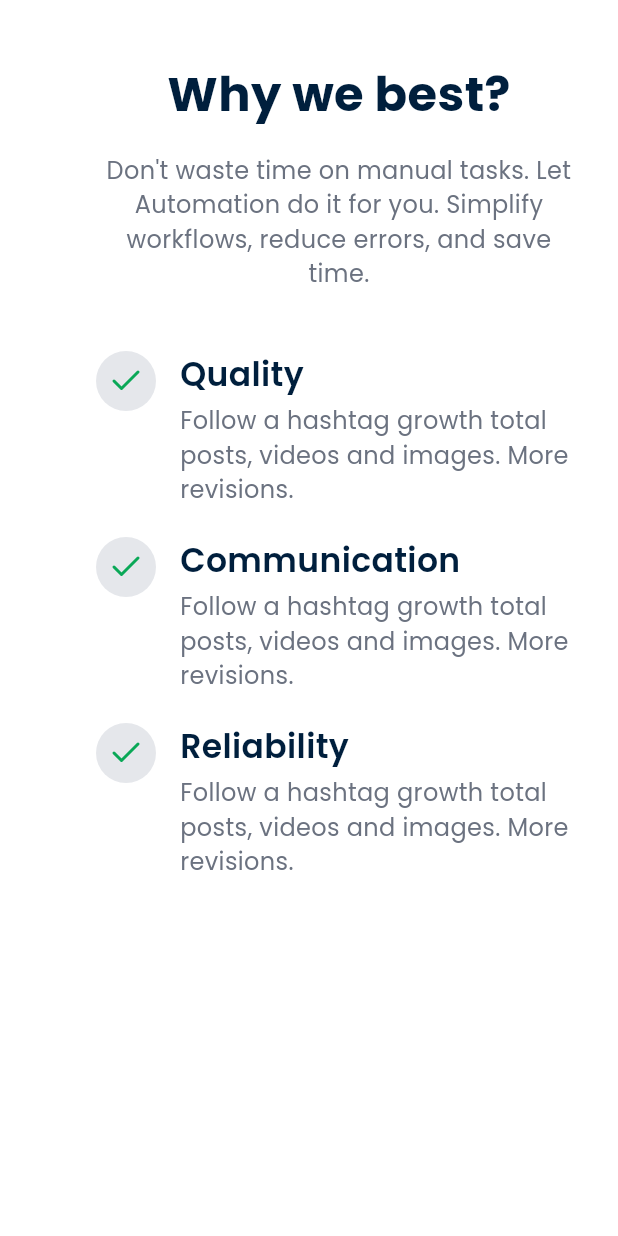
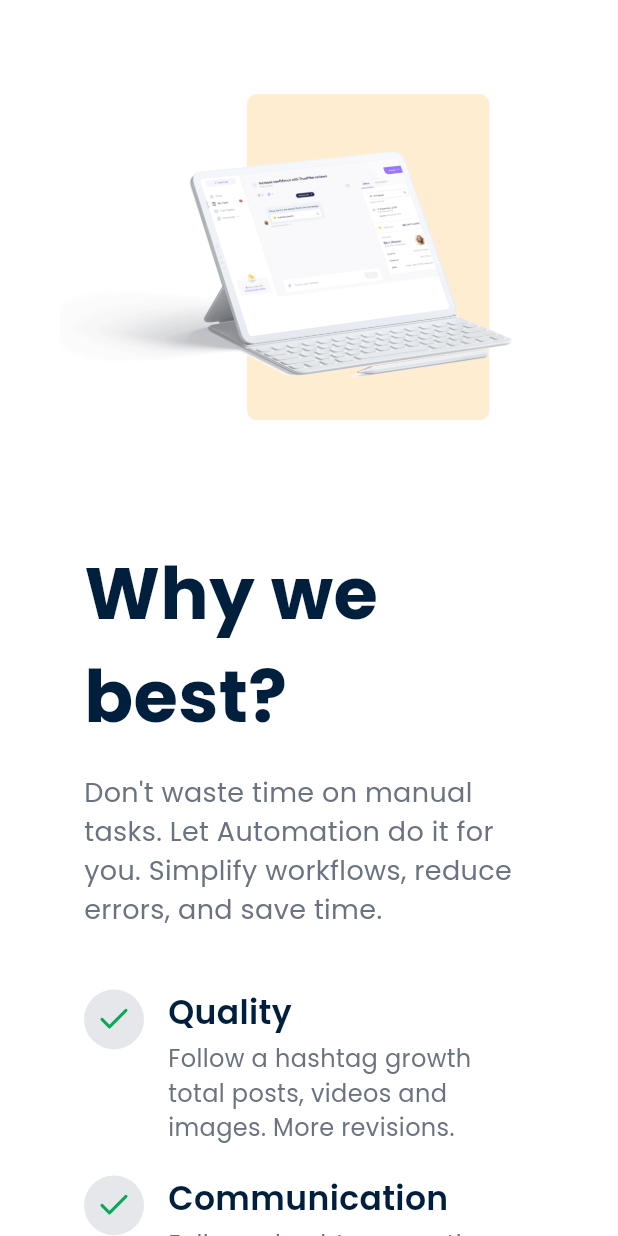
Before and after one commit to embeddedshiv/erpSoftware, a Flutter app: the WhyScreen widget shown alone on an empty page, opened directly, on a phone screen of 412 x 824 dp. Run offline on Flutter 3.47's test engine with Material 3 defaults, Android fonts, the phone set to English and light mode, and no system bars; our stand-ins replace flutter_svg, google_fonts.

Commit message:
user-registration
why and companies screen fix

```diff
--- a/front-end/app/lib/screens/home/companies/companies_screen.dart
+++ b/front-end/app/lib/screens/home/companies/companies_screen.dart
@@ -1,5 +1,6 @@
 import 'package:flutter/material.dart';
 import 'package:flutter_svg/flutter_svg.dart';
+import '../../utils/adaptive_layout.dart'; // make sure your adaptive_layout.dart is in utils
 
 class CompaniesScreen extends StatefulWidget {
   const CompaniesScreen({super.key});
@@ -14,15 +15,11 @@ class _CompaniesScreenState extends State<CompaniesScreen>
   late final AnimationController _animationController;
 
   final List<Map<String, String>> data = const [
-    {'imgSrc': 'assets/images/carousel/google.svg'},
+    {'imgSrc': 'assets/images/carousel/google.png'},
     {'imgSrc': 'assets/images/carousel/garnier.png'},
     {'imgSrc': 'assets/images/carousel/slack.png'},
     {'imgSrc': 'assets/images/carousel/udemy.png'},
-    {'imgSrc': 'assets/images/carousel/google.svg'},
-    {'imgSrc': 'assets/images/carousel/garnier.png'},
-    {'imgSrc': 'assets/images/carousel/slack.png'},
-    {'imgSrc': 'assets/images/carousel/udemy.png'},
-    {'imgSrc': 'assets/images/carousel/google.svg'},
+    {'imgSrc': 'assets/images/carousel/google.png'},
     {'imgSrc': 'assets/images/carousel/garnier.png'},
     {'imgSrc': 'assets/images/carousel/slack.png'},
     {'imgSrc': 'assets/images/carousel/udemy.png'},
@@ -32,12 +29,9 @@ class _CompaniesScreenState extends State<CompaniesScreen>
   void initState() {
     super.initState();
 
-    // Animation controller for continuous smooth scroll
     _animationController =
-        AnimationController(
-          vsync: this,
-          duration: const Duration(seconds: 25), // total scroll cycle time
-        )..addListener(() {
+        AnimationController(vsync: this, duration: const Duration(seconds: 20))
+          ..addListener(() {
             if (_scrollController.hasClients) {
               _scrollController.jumpTo(
                 _animationController.value *
@@ -46,7 +40,6 @@ class _CompaniesScreenState extends State<CompaniesScreen>
             }
           });
 
-    // repeat forever for infinite scroll
     _animationController.repeat();
   }
 
@@ -59,41 +52,84 @@ class _CompaniesScreenState extends State<CompaniesScreen>
 
   @override
   Widget build(BuildContext context) {
+    return LayoutBuilder(
+      builder: (context, constraints) {
+        final screenWidth = constraints.maxWidth;
+
+        // -----------------------------
+        // Adaptive layout for logos
+        // -----------------------------
+        final logoLayout = calculateAdaptiveLayout(
+          screenWidth,
+          120, // max logo width
+          data.length, // default 4 logos per row
+          40, // spacing between logos
+          0.8, // shrink limit
+          120, // max logo height
+        );
+
+        debugPrint(
+          "📏 [LOGO LAYOUT] screenWidth=$screenWidth | itemWidth=${logoLayout.itemWidth}, itemHeight=${logoLayout.itemHeight}, spacing=${logoLayout.spacing}, crossAxisCount=${logoLayout.crossAxisCount}",
+        );
+
         return Container(
           color: Colors.white,
           width: double.infinity,
-      height: 160, // 👈 height just enough for logos
-      padding: const EdgeInsets.symmetric(vertical: 24, horizontal: 16),
-      child: ListView.builder(
+          padding: EdgeInsets.symmetric(
+            vertical: 24,
+            horizontal: logoLayout.spacing,
+          ),
+          child: SingleChildScrollView(
+            scrollDirection: Axis.horizontal,
             controller: _scrollController,
-        scrollDirection: Axis.horizontal,
             physics: const NeverScrollableScrollPhysics(),
-        itemCount: data.length * 2, // 👈 duplicate list for looping illusion
-        itemBuilder: (context, index) {
-          final item = data[index % data.length];
+            child: Row(
+              children: data.map((item) {
                 final isSvg = item['imgSrc']!.endsWith('.svg');
+
                 return Padding(
-            padding: const EdgeInsets.symmetric(horizontal: 40), // equal space
+                  padding: EdgeInsets.symmetric(horizontal: logoLayout.spacing),
                   child: SizedBox(
-              width: 100,
-              height: 100,
-              child: isSvg
-                  ? SvgPicture.asset(
+                    width: logoLayout.itemWidth,
+                    height: logoLayout.itemHeight,
+                    child: Builder(
+                      builder: (_) {
+                        try {
+                          if (isSvg) {
+                            return SvgPicture.asset(
                               item['imgSrc']!,
-                      width: 100,
-                      height: 100,
+                              width: logoLayout.itemWidth,
+                              height: logoLayout.itemHeight,
                               fit: BoxFit.contain,
-                    )
-                  : Image.asset(
+                            );
+                          } else {
+                            return Image.asset(
                               item['imgSrc']!,
-                      width: 100,
-                      height: 100,
+                              width: logoLayout.itemWidth,
+                              height: logoLayout.itemHeight,
                               fit: BoxFit.contain,
+                            );
+                          }
+                        } catch (e) {
+                          debugPrint(
+                            "⚠️ Failed to load logo: ${item['imgSrc']} | Error: $e",
+                          );
+                          return Container(
+                            width: logoLayout.itemWidth,
+                            height: logoLayout.itemHeight,
+                            color: Colors.grey[300],
+                            child: const Center(child: Icon(Icons.error)),
+                          );
+                        }
+                      },
+                    ),
+                  ),
+                );
+              }).toList(),
             ),
           ),
         );
       },
-      ),
     );
   }
 }
--- a/front-end/app/lib/screens/home/why/why_screen.dart
+++ b/front-end/app/lib/screens/home/why/why_screen.dart
@@ -1,5 +1,6 @@
 import 'package:flutter/material.dart';
 import 'package:flutter_svg/flutter_svg.dart';
+import '../../utils/adaptive_layout.dart';
 
 class WhyScreen extends StatelessWidget {
   const WhyScreen({super.key});
@@ -26,56 +27,76 @@ class WhyScreen extends StatelessWidget {
   Widget build(BuildContext context) {
     final screenWidth = MediaQuery.of(context).size.width;
 
-    return Container(
+    return LayoutBuilder(
+      builder: (context, constraints) {
+        // -----------------------------
+        // MAIN CONTAINER LAYOUT
+        // -----------------------------
+        final mainLayout = calculateAdaptiveLayout(
+          screenWidth,
+          650,
+          2, // 2 columns: image + text
+          40, // spacing between columns
+          0.8, // shrink limit
+          600, // max height per container
+        );
+
+        final container1Width = mainLayout.itemWidth; // iPad image
+        final container2Width = mainLayout.itemWidth; // text + checks
+
+        debugPrint(
+          "📏 [MAIN LAYOUT] screenWidth=$screenWidth, itemWidth=${mainLayout.itemWidth}, itemHeight=${mainLayout.itemHeight}, spacing=${mainLayout.spacing}, crossAxisCount=${mainLayout.crossAxisCount}",
+        );
+
+        return SingleChildScrollView(
+          child: Center(
+            child: Container(
+              padding: EdgeInsets.all(mainLayout.spacing),
+              constraints: const BoxConstraints(maxWidth: 1600),
               color: Colors.white,
-      padding: const EdgeInsets.symmetric(vertical: 40, horizontal: 24),
-      child: LayoutBuilder(
-        builder: (context, constraints) {
-          final isLargeScreen = constraints.maxWidth >= 1024;
-          return Row(
-            crossAxisAlignment: CrossAxisAlignment.start,
+              child: Wrap(
+                spacing: mainLayout.spacing,
+                runSpacing: mainLayout.spacing,
+                alignment: WrapAlignment.center,
                 children: [
-              // Left Column: iPad Image (SVG)
-              if (isLargeScreen)
-                Expanded(
+                  // -----------------------------
+                  // CONTAINER 1: iPad Image
+                  // -----------------------------
+                  Container(
+                    width: container1Width,
+                    height: mainLayout.itemHeight,
                     child: Image.asset(
                       'assets/images/why/iPad.png',
                       fit: BoxFit.contain,
                     ),
                   ),
 
-              const SizedBox(width: 40),
-
-              // Right Column: Text + Check items
-              Expanded(
+                  // -----------------------------
+                  // CONTAINER 2: Text + Checks
+                  // -----------------------------
+                  Container(
+                    width: container2Width,
+                    padding: const EdgeInsets.all(16),
                     child: Column(
-                  crossAxisAlignment: isLargeScreen
-                      ? CrossAxisAlignment.start
-                      : CrossAxisAlignment.center,
+                      crossAxisAlignment: CrossAxisAlignment.start,
                       children: [
                         Text(
                           'Why we best?',
-                      style: TextStyle(
-                        fontSize: isLargeScreen ? 48 : 32,
+                          style: const TextStyle(
+                            fontSize: 48,
                             fontWeight: FontWeight.bold,
-                        color: const Color(0xFF001F3D),
+                            color: Color(0xFF001F3D),
                           ),
-                      textAlign:
-                          isLargeScreen ? TextAlign.left : TextAlign.center,
                         ),
                         const SizedBox(height: 16),
                         Text(
                           'Don\'t waste time on manual tasks. Let Automation do it for you. Simplify workflows, reduce errors, and save time.',
-                      style: TextStyle(
-                        fontSize: isLargeScreen ? 18 : 16,
-                        color: const Color(0xFF6B7280),
+                          style: const TextStyle(
+                            fontSize: 18,
+                            color: Color(0xFF6B7280),
                           ),
-                      textAlign:
-                          isLargeScreen ? TextAlign.left : TextAlign.center,
                         ),
                         const SizedBox(height: 30),
-
-                    // Check items
                         Column(
                           children: whyData.map((item) {
                             return Padding(
@@ -83,12 +104,12 @@ class WhyScreen extends StatelessWidget {
                               child: Row(
                                 crossAxisAlignment: CrossAxisAlignment.start,
                                 children: [
-                              // Check icon (SVG)
+                                  // Check icon
                                   Container(
                                     width: 40,
                                     height: 40,
-                                decoration: BoxDecoration(
-                                  color: const Color(0xFFE5E7EB),
+                                    decoration: const BoxDecoration(
+                                      color: Color(0xFFE5E7EB),
                                       shape: BoxShape.circle,
                                     ),
                                     child: Center(
@@ -100,11 +121,10 @@ class WhyScreen extends StatelessWidget {
                                     ),
                                   ),
                                   const SizedBox(width: 16),
-
-                              // Text
                                   Expanded(
                                     child: Column(
-                                  crossAxisAlignment: CrossAxisAlignment.start,
+                                      crossAxisAlignment:
+                                          CrossAxisAlignment.start,
                                       children: [
                                         Text(
                                           item['heading']!,
@@ -134,9 +154,11 @@ class WhyScreen extends StatelessWidget {
                     ),
                   ),
                 ],
+              ),
+            ),
+          ),
         );
       },
-      ),
     );
   }
 }
--- a/front-end/app/pubspec.yaml
+++ b/front-end/app/pubspec.yaml
@@ -82,6 +82,7 @@ flutter:
 
     - assets/images/carousel/garnier.png
     - assets/images/carousel/google.svg
+    - assets/images/carousel/google.png
     - assets/images/carousel/slack.png
     - assets/images/carousel/udemy.png
 
```
Also changed, not shown: front-end/app/assets/images/carousel/google.png (added). Lines whose indentation alone changed are shown as unchanged.
